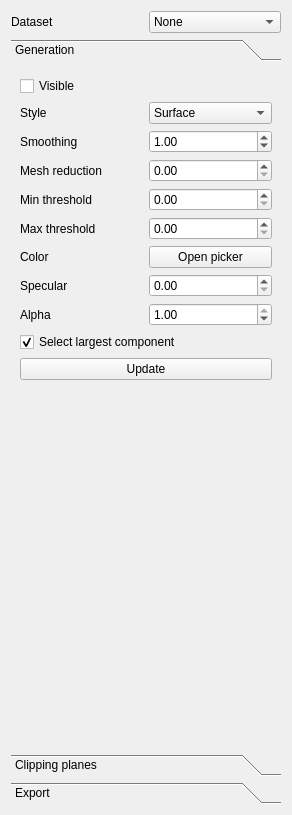
Qt form branches/myusufoglu/plugins/stable/IsosurfaceGeneration/IsosurfaceGeneration.ui (BackupTheBerlios/viste-tool-svn) before a commit.
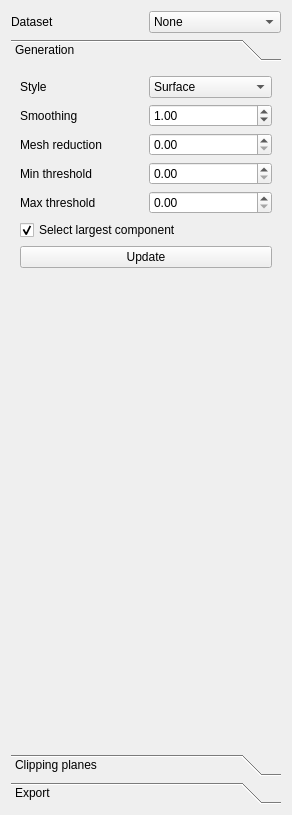
The same form after that commit.

Commit message: Isosurface generation has no polydata display and related GUI tools anymore.

```diff
--- a/branches/myusufoglu/plugins/stable/IsosurfaceGeneration/IsosurfaceGeneration.ui
+++ b/branches/myusufoglu/plugins/stable/IsosurfaceGeneration/IsosurfaceGeneration.ui
@@ -69,26 +69,6 @@
       <layout class="QVBoxLayout" name="verticalLayout">
        <item>
         <layout class="QGridLayout" name="gridLayout">
-         <item row="8" column="0">
-          <widget class="QLabel" name="label_6">
-           <property name="text">
-            <string>Alpha</string>
-           </property>
-          </widget>
-         </item>
-         <item row="7" column="1">
-          <widget class="QDoubleSpinBox" name="inputSpecular">
-           <property name="maximum">
-            <double>1.000000000000000</double>
-           </property>
-           <property name="singleStep">
-            <double>0.050000000000000</double>
-           </property>
-           <property name="value">
-            <double>0.000000000000000</double>
-           </property>
-          </widget>
-         </item>
          <item row="3" column="0">
           <widget class="QLabel" name="label_7">
            <property name="text">
@@ -148,19 +128,6 @@
            </item>
           </widget>
          </item>
-         <item row="0" column="0">
-          <widget class="QCheckBox" name="checkBoxVisible">
-           <property name="toolTip">
-            <string>Set visibility of mesh</string>
-           </property>
-           <property name="text">
-            <string>Visible</string>
-           </property>
-           <property name="checked">
-            <bool>false</bool>
-           </property>
-          </widget>
-         </item>
          <item row="0" column="1">
           <layout class="QHBoxLayout" name="horizontalLayout"/>
          </item>
@@ -220,40 +187,6 @@
            </property>
           </widget>
          </item>
-         <item row="6" column="0">
-          <widget class="QLabel" name="label_5">
-           <property name="text">
-            <string>Color</string>
-           </property>
-          </widget>
-         </item>
-         <item row="7" column="0">
-          <widget class="QLabel" name="label_9">
-           <property name="text">
-            <string>Specular</string>
-           </property>
-          </widget>
-         </item>
-         <item row="8" column="1">
-          <widget class="QDoubleSpinBox" name="inputAlpha">
-           <property name="maximum">
-            <double>1.000000000000000</double>
-           </property>
-           <property name="singleStep">
-            <double>0.100000000000000</double>
-           </property>
-           <property name="value">
-            <double>1.000000000000000</double>
-           </property>
-          </widget>
-         </item>
-         <item row="6" column="1">
-          <widget class="QPushButton" name="inputColor">
-           <property name="text">
-            <string>Open picker</string>
-           </property>
-          </widget>
-         </item>
         </layout>
        </item>
        <item>
```
Left out of the diff: 8 changed lines with no effect on the pictures. The commit also changes 7 other files.
